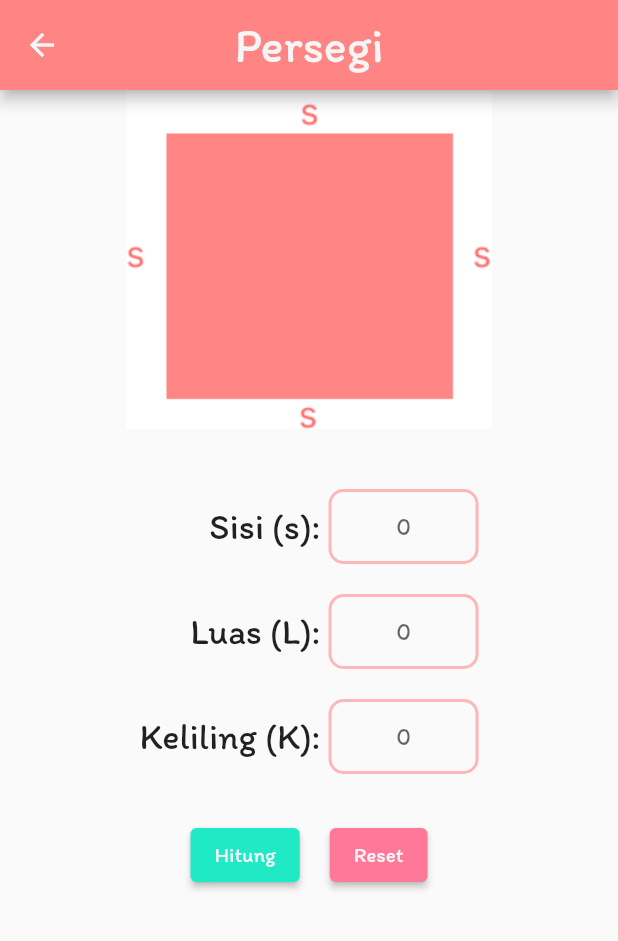
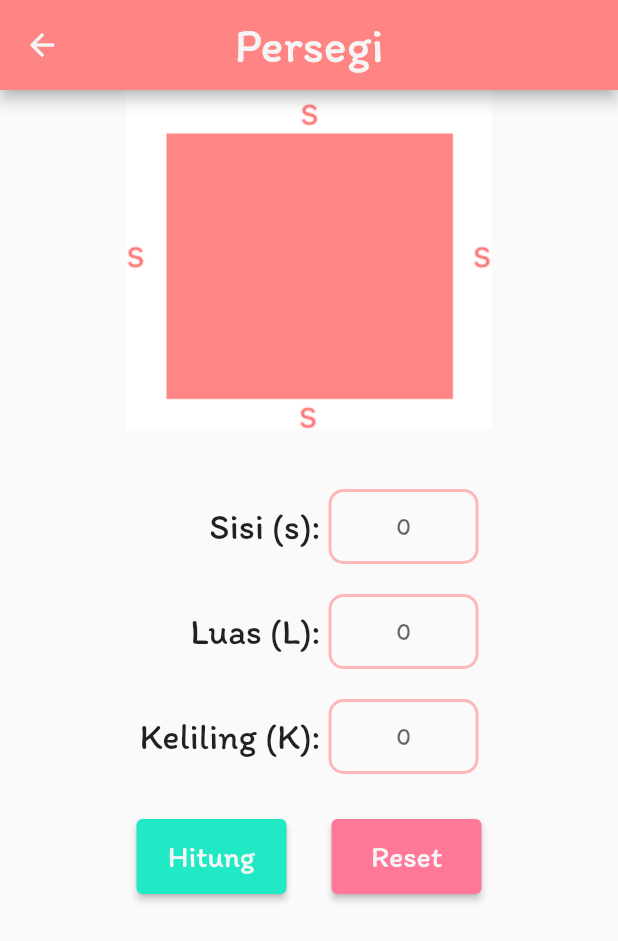
Before and after one commit to DhaniAM/Flutter-hitung-2D, a Flutter app: the screen it shows after launch, after a tap on "Persegi", on a phone screen of 412 x 824 dp. Shown: the top 941 px of the screen. Run offline on Flutter 3.47's test engine with Material 2 defaults, Android fonts, the phone set to English and light mode, and no system bars.

Commit message:
added file hitung and reset button

```diff
--- a/lib/page/persegi_page.dart
+++ b/lib/page/persegi_page.dart
@@ -1,11 +1,14 @@
 import 'package:flutter/material.dart';
 import 'package:hitung_2d/common/constants.dart';
 import 'package:hitung_2d/widget/geometry_props.dart';
+import 'package:hitung_2d/widget/hitung_button.dart';
 import 'package:hitung_2d/widget/input_field.dart';
+import 'package:hitung_2d/widget/reset_button.dart';
 
 class PersegiPage extends StatelessWidget {
   final String geometryImgDetail;
-  const PersegiPage({Key? key, required this.geometryImgDetail}) : super(key: key);
+  const PersegiPage({Key? key, required this.geometryImgDetail})
+      : super(key: key);
 
   @override
   Widget build(BuildContext context) {
@@ -55,24 +58,10 @@ class PersegiPage extends StatelessWidget {
               ),
               Row(
                 mainAxisAlignment: MainAxisAlignment.center,
-                children: [
-                  ElevatedButton(
-                    style: ButtonStyle(
-                      foregroundColor: MaterialStateProperty.all(myWhite),
-                      backgroundColor: MaterialStateProperty.all(myCyan),
-                    ),
-                    onPressed: () {},
-                    child: const Text('Hitung'),
-                  ),
-                  const SizedBox(width: 20),
-                  ElevatedButton(
-                    style: ButtonStyle(
-                      foregroundColor: MaterialStateProperty.all(myWhite),
-                      backgroundColor: MaterialStateProperty.all(myDarkPink),
-                    ),
-                    onPressed: () {},
-                    child: const Text('Reset'),
-                  ),
+                children: const [
+                  HitungButton(),
+                  SizedBox(width: 30),
+                  ResetButton(),
                 ],
               ),
             ],
--- /dev/null
+++ b/lib/widget/hitung_button.dart
@@ -0,0 +1,22 @@
+import 'package:flutter/material.dart';
+import 'package:hitung_2d/common/constants.dart';
+
+class HitungButton extends StatelessWidget {
+  const HitungButton({Key? key}) : super(key: key);
+
+  @override
+  Widget build(BuildContext context) {
+    return ElevatedButton(
+      style: ElevatedButton.styleFrom(
+        foregroundColor: myWhite,
+        backgroundColor: myCyan,
+        minimumSize: const Size(100, 50),
+      ),
+      onPressed: () {},
+      child: const Text(
+        'Hitung',
+        style: TextStyle(fontSize: 20),
+      ),
+    );
+  }
+}
--- /dev/null
+++ b/lib/widget/reset_button.dart
@@ -0,0 +1,22 @@
+import 'package:flutter/material.dart';
+import 'package:hitung_2d/common/constants.dart';
+
+class ResetButton extends StatelessWidget {
+  const ResetButton({Key? key}) : super(key: key);
+
+  @override
+  Widget build(BuildContext context) {
+    return ElevatedButton(
+      style: ElevatedButton.styleFrom(
+        foregroundColor: myWhite,
+        backgroundColor: myDarkPink,
+        minimumSize: const Size(100, 50),
+      ),
+      onPressed: () {},
+      child: const Text(
+        'Reset',
+        style: TextStyle(fontSize: 20),
+      ),
+    );
+  }
+}
```
